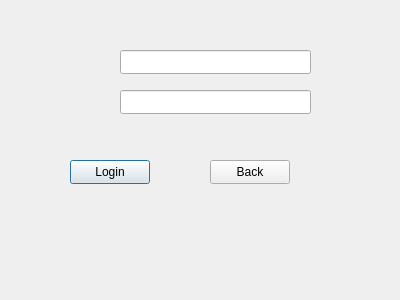
Before: the Qt Designer form LoginScreen.ui in Usman-Rizwan04/Ecommerce-store-cpp, drawn with Qt 5.
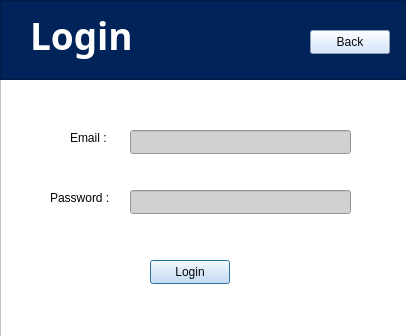
After: the same form once the commit is applied.

```diff
--- a/LoginScreen.ui
+++ b/LoginScreen.ui
@@ -6,41 +6,112 @@
    <rect>
     <x>0</x>
     <y>0</y>
-    <width>400</width>
-    <height>300</height>
+    <width>406</width>
+    <height>336</height>
    </rect>
   </property>
   <property name="windowTitle">
    <string>Dialog</string>
   </property>
-  <widget class="QLineEdit" name="emailInput">
+  <widget class="QFrame" name="frame">
    <property name="geometry">
     <rect>
-     <x>120</x>
-     <y>50</y>
-     <width>191</width>
-     <height>24</height>
+     <x>0</x>
+     <y>0</y>
+     <width>431</width>
+     <height>361</height>
     </rect>
    </property>
-  </widget>
-  <widget class="QLineEdit" name="passwordInput">
-   <property name="geometry">
-    <rect>
-     <x>120</x>
-     <y>90</y>
-     <width>191</width>
-     <height>24</height>
-    </rect>
+   <property name="styleSheet">
+    <string notr="true">background-color: rgb(255, 255, 255);</string>
    </property>
-  </widget>
+   <property name="frameShape">
+    <enum>QFrame::Shape::StyledPanel</enum>
+   </property>
+   <property name="frameShadow">
+    <enum>QFrame::Shadow::Raised</enum>
+   </property>
   <widget class="QPushButton" name="loginButton">
    <property name="geometry">
     <rect>
-     <x>70</x>
-     <y>160</y>
+      <x>150</x>
+      <y>260</y>
      <width>80</width>
      <height>24</height>
     </rect>
+    </property>
+    <property name="styleSheet">
+     <string notr="true">color: rgb(8, 8, 8);
+background-color: rgb(200, 223, 255);</string>
+    </property>
+    <property name="text">
+     <string>Login</string>
+    </property>
+   </widget>
+   <widget class="QLineEdit" name="passwordInput">
+    <property name="geometry">
+     <rect>
+      <x>130</x>
+      <y>190</y>
+      <width>221</width>
+      <height>24</height>
+     </rect>
+    </property>
+    <property name="styleSheet">
+     <string notr="true">color: rgb(0, 0, 0);
+background-color: rgb(209, 209, 209);</string>
+    </property>
+   </widget>
+   <widget class="QLineEdit" name="emailInput">
+    <property name="geometry">
+     <rect>
+      <x>130</x>
+      <y>130</y>
+      <width>221</width>
+      <height>24</height>
+     </rect>
+    </property>
+    <property name="styleSheet">
+     <string notr="true">color: rgb(0, 0, 0);
+background-color: rgb(209, 209, 209);</string>
+    </property>
+   </widget>
+   <widget class="QFrame" name="frame_2">
+    <property name="geometry">
+     <rect>
+      <x>0</x>
+      <y>0</y>
+      <width>431</width>
+      <height>80</height>
+     </rect>
+    </property>
+    <property name="styleSheet">
+     <string notr="true">background-color: rgb(0, 36, 89);</string>
+    </property>
+    <property name="frameShape">
+     <enum>QFrame::Shape::StyledPanel</enum>
+    </property>
+    <property name="frameShadow">
+     <enum>QFrame::Shadow::Raised</enum>
+    </property>
+    <widget class="QLabel" name="label">
+     <property name="geometry">
+      <rect>
+       <x>30</x>
+       <y>10</y>
+       <width>141</width>
+       <height>51</height>
+      </rect>
+     </property>
+     <property name="font">
+      <font>
+       <family>Rockwell</family>
+       <pointsize>28</pointsize>
+       <bold>true</bold>
+      </font>
+     </property>
+     <property name="styleSheet">
+      <string notr="true">color: rgb(255, 255, 255);</string>
    </property>
    <property name="text">
     <string>Login</string>
@@ -49,15 +120,53 @@
   <widget class="QPushButton" name="backButton">
    <property name="geometry">
     <rect>
-     <x>210</x>
-     <y>160</y>
+       <x>310</x>
+       <y>30</y>
      <width>80</width>
      <height>24</height>
     </rect>
    </property>
+     <property name="styleSheet">
+      <string notr="true">color: rgb(8, 8, 8);
+background-color: rgb(200, 223, 255);</string>
+     </property>
    <property name="text">
     <string>Back</string>
    </property>
+    </widget>
+   </widget>
+   <widget class="QLabel" name="label_2">
+    <property name="geometry">
+     <rect>
+      <x>70</x>
+      <y>130</y>
+      <width>49</width>
+      <height>16</height>
+     </rect>
+    </property>
+    <property name="styleSheet">
+     <string notr="true">color: rgb(7, 7, 7);</string>
+    </property>
+    <property name="text">
+     <string>Email : </string>
+    </property>
+   </widget>
+   <widget class="QLabel" name="label_3">
+    <property name="geometry">
+     <rect>
+      <x>50</x>
+      <y>190</y>
+      <width>61</width>
+      <height>16</height>
+     </rect>
+    </property>
+    <property name="styleSheet">
+     <string notr="true">color: rgb(0, 0, 0);</string>
+    </property>
+    <property name="text">
+     <string>Password : </string>
+    </property>
+   </widget>
   </widget>
  </widget>
  <resources/>
```
Lines whose indentation alone changed are shown as unchanged.
